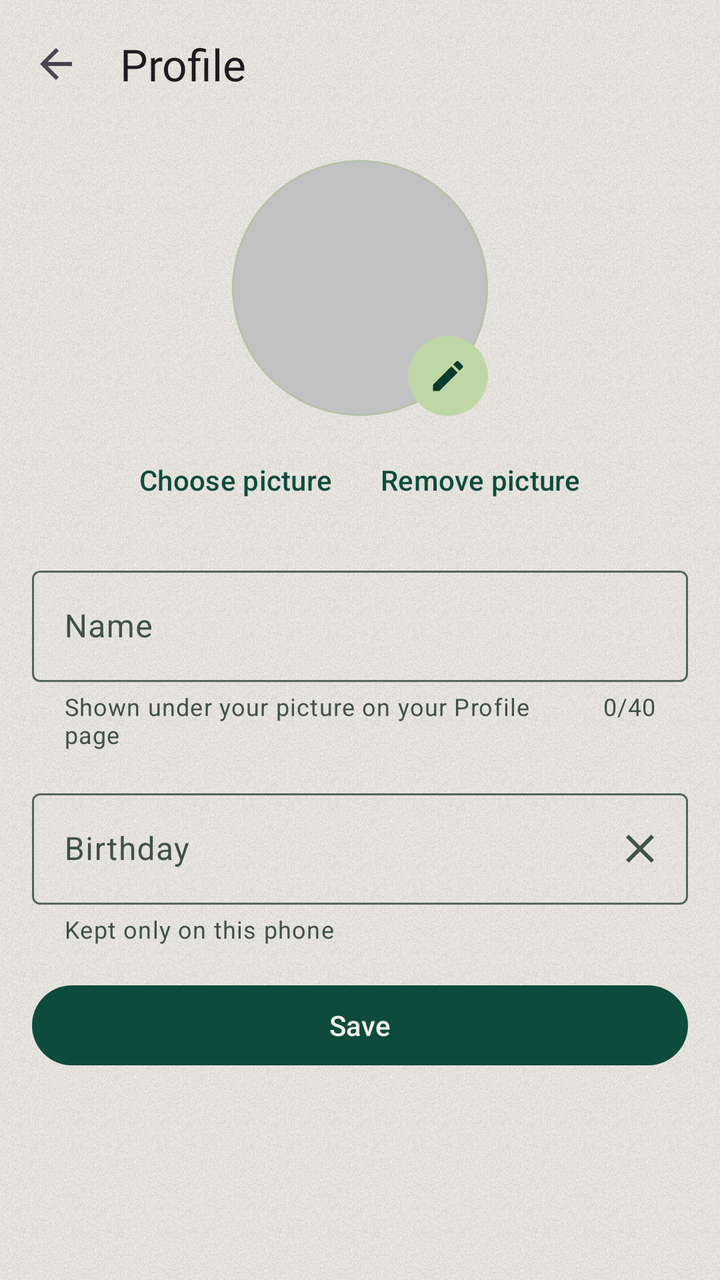
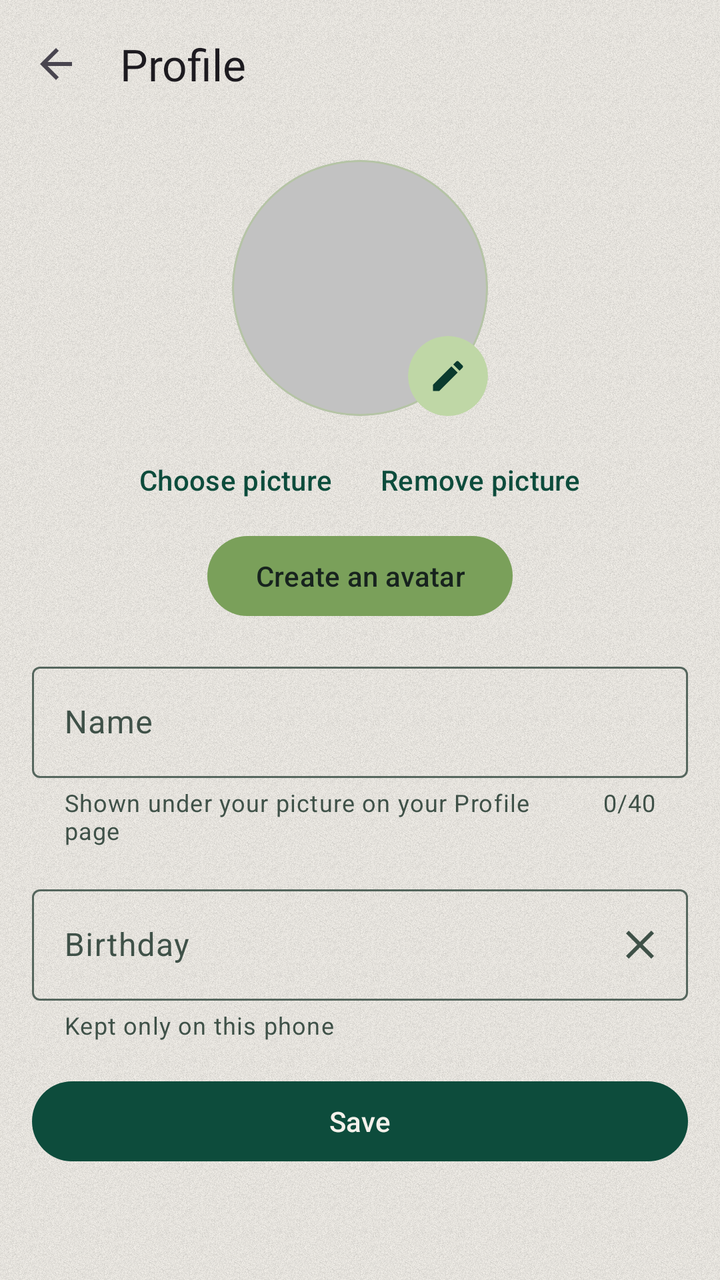

Screens rendered from an Android XML layout before and after an edit, with the pre-edit source and the edit as a unified diff.
<!-- AndroidManifest.xml: application theme Theme.FreeLibrary -->
<!-- res/layout/fragment_edit_profile.xml -->
<?xml version="1.0" encoding="utf-8"?>
<LinearLayout xmlns:android="http://schemas.android.com/apk/res/android"
    xmlns:app="http://schemas.android.com/apk/res-auto"
    android:id="@+id/editProfileRoot"
    android:layout_width="match_parent"
    android:layout_height="match_parent"
    android:orientation="vertical">

    <com.google.android.material.appbar.MaterialToolbar
        android:id="@+id/editProfileToolbar"
        android:layout_width="match_parent"
        android:layout_height="?attr/actionBarSize"
        app:navigationContentDescription="@string/back"
        app:navigationIcon="?attr/homeAsUpIndicator"
        app:title="@string/settings_profile"
        app:titleTextAppearance="@style/TextAppearance.FreeLibrary.TitleLarge" />

    <androidx.core.widget.NestedScrollView
        android:layout_width="match_parent"
        android:layout_height="0dp"
        android:layout_weight="1"
        android:clipToPadding="false">

        <LinearLayout
            android:layout_width="match_parent"
            android:layout_height="wrap_content"
            android:gravity="center_horizontal"
            android:orientation="vertical"
            android:padding="@dimen/spacing_m">

            <FrameLayout
                android:layout_width="128dp"
                android:layout_height="128dp">

                <com.google.android.material.card.MaterialCardView
                    android:id="@+id/editAvatarCard"
                    android:layout_width="match_parent"
                    android:layout_height="match_parent"
                    android:clickable="true"
                    android:contentDescription="@string/edit_profile_choose_picture"
                    android:focusable="true"
                    app:cardBackgroundColor="@color/avatar_background_edge"
                    app:cardCornerRadius="64dp"
                    app:cardElevation="0dp"
                    app:strokeColor="?attr/colorOutlineVariant"
                    app:strokeWidth="1dp">

                    <ImageView
                        android:id="@+id/editAvatar"
                        android:layout_width="match_parent"
                        android:layout_height="match_parent"
                        android:importantForAccessibility="no"
                        android:scaleType="centerCrop" />

                </com.google.android.material.card.MaterialCardView>

                <com.google.android.material.card.MaterialCardView
                    android:layout_width="40dp"
                    android:layout_height="40dp"
                    android:layout_gravity="bottom|end"
                    android:importantForAccessibility="no"
                    app:cardBackgroundColor="?attr/colorPrimaryContainer"
                    app:cardCornerRadius="20dp"
                    app:cardElevation="0dp"
                    app:strokeWidth="0dp">

                    <ImageView
                        android:layout_width="20dp"
                        android:layout_height="20dp"
                        android:layout_gravity="center"
                        android:importantForAccessibility="no"
                        android:src="@drawable/ic_edit"
                        app:tint="?attr/colorOnPrimaryContainer" />

                </com.google.android.material.card.MaterialCardView>

            </FrameLayout>

            <LinearLayout
                android:layout_width="wrap_content"
                android:layout_height="wrap_content"
                android:layout_marginTop="@dimen/spacing_s"
                android:orientation="horizontal">

                <com.google.android.material.button.MaterialButton
                    android:id="@+id/choosePictureButton"
                    style="@style/Widget.Material3.Button.TextButton"
                    android:layout_width="wrap_content"
                    android:layout_height="wrap_content"
                    android:text="@string/edit_profile_choose_picture" />

                <com.google.android.material.button.MaterialButton
                    android:id="@+id/removePictureButton"
                    style="@style/Widget.Material3.Button.TextButton"
                    android:layout_width="wrap_content"
                    android:layout_height="wrap_content"
                    android:text="@string/edit_profile_remove_picture" />

            </LinearLayout>

            <com.google.android.material.textfield.TextInputLayout
                android:id="@+id/nameLayout"
                style="@style/Widget.Material3.TextInputLayout.OutlinedBox"
                android:layout_width="match_parent"
                android:layout_height="wrap_content"
                android:layout_marginTop="@dimen/spacing_m"
                android:hint="@string/edit_profile_name"
                app:counterEnabled="true"
                app:counterMaxLength="40"
                app:helperText="@string/edit_profile_name_helper">

                <com.google.android.material.textfield.TextInputEditText
                    android:id="@+id/nameInput"
                    android:layout_width="match_parent"
                    android:layout_height="wrap_content"
                    android:imeOptions="actionDone"
                    android:inputType="textPersonName|textCapWords"
                    android:maxLength="40"
                    android:singleLine="true" />

            </com.google.android.material.textfield.TextInputLayout>

            <com.google.android.material.textfield.TextInputLayout
                android:id="@+id/birthdayLayout"
                style="@style/Widget.Material3.TextInputLayout.OutlinedBox"
                android:layout_width="match_parent"
                android:layout_height="wrap_content"
                android:layout_marginTop="@dimen/spacing_m"
                android:hint="@string/edit_profile_birthday"
                app:endIconContentDescription="@string/edit_profile_birthday_clear"
                app:endIconDrawable="@drawable/ic_close"
                app:endIconMode="custom"
                app:endIconTint="?attr/colorOnSurfaceVariant"
                app:helperText="@string/edit_profile_birthday_helper">

                <com.google.android.material.textfield.TextInputEditText
                    android:id="@+id/birthdayInput"
                    android:layout_width="match_parent"
                    android:layout_height="wrap_content"
                    android:cursorVisible="false"
                    android:focusable="false"
                    android:inputType="none" />

            </com.google.android.material.textfield.TextInputLayout>

            <com.google.android.material.button.MaterialButton
                android:id="@+id/saveButton"
                android:layout_width="match_parent"
                android:layout_height="wrap_content"
                android:layout_marginTop="@dimen/spacing_m"
                android:text="@string/edit_profile_save" />

        </LinearLayout>

    </androidx.core.widget.NestedScrollView>

</LinearLayout>
<!-- resources referenced by this layout -->
<resources>
  <color name="avatar_background_edge">#C2C2C2</color>
  <dimen name="spacing_m">16dp</dimen>
  <dimen name="spacing_s">8dp</dimen>
  <string name="back">Back</string>
  <string name="edit_profile_birthday">Birthday</string>
  <string name="edit_profile_birthday_clear">Clear birthday</string>
  <string name="edit_profile_birthday_helper">Kept only on this phone</string>
  <string name="edit_profile_choose_picture">Choose picture</string>
  <string name="edit_profile_name">Name</string>
  <string name="edit_profile_name_helper">Shown under your picture on your Profile page</string>
  <string name="edit_profile_remove_picture">Remove picture</string>
  <string name="edit_profile_save">Save</string>
  <string name="settings_profile">Profile</string>
  <style name="TextAppearance.FreeLibrary.TitleLarge" parent="TextAppearance.Material3.TitleLarge">
          <item name="fontFamily">@font/literata_medium</item>
          <item name="android:fontFamily">@font/literata_medium</item>
      </style>
  <color name="md_primary">#0D4C3C</color>
  <color name="md_on_primary">#F4F1EB</color>
  <color name="md_primary_container">#BFD7A6</color>
  <color name="md_on_primary_container">#0A3A2E</color>
  <color name="md_primary_inverse">#A9CC8A</color>
  <color name="md_secondary">#2D5A4A</color>
  <color name="md_on_secondary">#F4F1EB</color>
  <color name="md_secondary_container">#7AA05A</color>
  <color name="md_on_secondary_container">#17231E</color>
  <color name="md_background">#F4F1EB</color>
  <!-- drawable bg_window (drawable) -->
  <?xml version="1.0" encoding="utf-8"?>
  <layer-list xmlns:android="http://schemas.android.com/apk/res/android">
      <item>
          <shape android:shape="rectangle">
              <solid android:color="@color/md_background" />
          </shape>
      </item>
      <item>
          <bitmap
              android:src="@drawable/bg_grain"
              android:tileMode="repeat" />
      </item>
  </layer-list>
  <color name="md_on_background">#17231E</color>
  <color name="md_surface">#F4F1EB</color>
  <color name="md_on_surface">#17231E</color>
  <color name="md_surface_variant">#D8E3CB</color>
  <color name="md_on_surface_variant">#3F5148</color>
  <color name="md_surface_inverse">#17231E</color>
  <color name="md_on_surface_inverse">#F4F1EB</color>
  <color name="md_surface_container_lowest">#F8F8F0</color>
  <color name="md_surface_container_low">#E9EEDF</color>
  <color name="md_surface_container">#DFE8D3</color>
  <color name="md_surface_container_high">#D5E2C7</color>
  <color name="md_surface_container_highest">#CADBBB</color>
  <color name="md_error">#BA1A1A</color>
  <color name="md_on_error">#FFFFFF</color>
  <color name="md_error_container">#FFDAD6</color>
  <color name="md_on_error_container">#410002</color>
  <color name="md_outline">#55665D</color>
  <color name="md_outline_variant">#B5C4A5</color>
  <style name="Widget.FreeLibrary.Toolbar" parent="Widget.Material3.Toolbar">
          <item name="android:background">@android:color/transparent</item>
      </style>
  <style name="TextAppearance.FreeLibrary.HeadlineLarge" parent="TextAppearance.Material3.HeadlineLarge">
          <item name="fontFamily">@font/literata_semibold</item>
          <item name="android:fontFamily">@font/literata_semibold</item>
      </style>
  <style name="TextAppearance.FreeLibrary.HeadlineMedium" parent="TextAppearance.Material3.HeadlineMedium">
          <item name="fontFamily">@font/literata_semibold</item>
          <item name="android:fontFamily">@font/literata_semibold</item>
      </style>
  <style name="TextAppearance.FreeLibrary.HeadlineSmall" parent="TextAppearance.Material3.HeadlineSmall">
          <item name="fontFamily">@font/literata_semibold</item>
          <item name="android:fontFamily">@font/literata_semibold</item>
      </style>
  <!-- unchanged entries left out for length: 4 -->
</resources>

<!-- the commit's change to res/layout/fragment_edit_profile.xml (unified diff, before → after) -->
@@ -98,6 +98,13 @@
 
             </LinearLayout>
 
+            <com.google.android.material.button.MaterialButton
+                android:id="@+id/createAvatarButton"
+                style="@style/Widget.Material3.Button.TonalButton"
+                android:layout_width="wrap_content"
+                android:layout_height="wrap_content"
+                android:text="@string/edit_profile_create_avatar" />
+
             <com.google.android.material.textfield.TextInputLayout
                 android:id="@+id/nameLayout"
                 style="@style/Widget.Material3.TextInputLayout.OutlinedBox"
<!-- resource entries referenced after the edit -->
@@ -8,6 +8,7 @@
   <string name="edit_profile_birthday_clear">Clear birthday</string>
   <string name="edit_profile_birthday_helper">Kept only on this phone</string>
   <string name="edit_profile_choose_picture">Choose picture</string>
+  <string name="edit_profile_create_avatar">Create an avatar</string>
   <string name="edit_profile_name">Name</string>
   <string name="edit_profile_name_helper">Shown under your picture on your Profile page</string>
   <string name="edit_profile_remove_picture">Remove picture</string>
